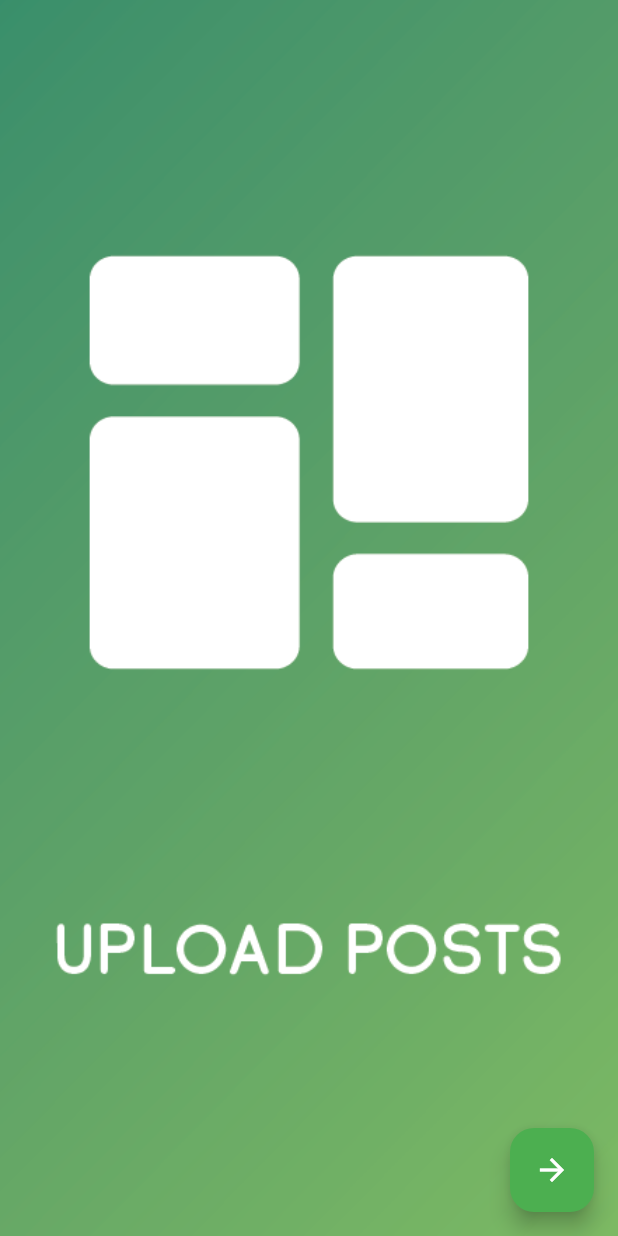
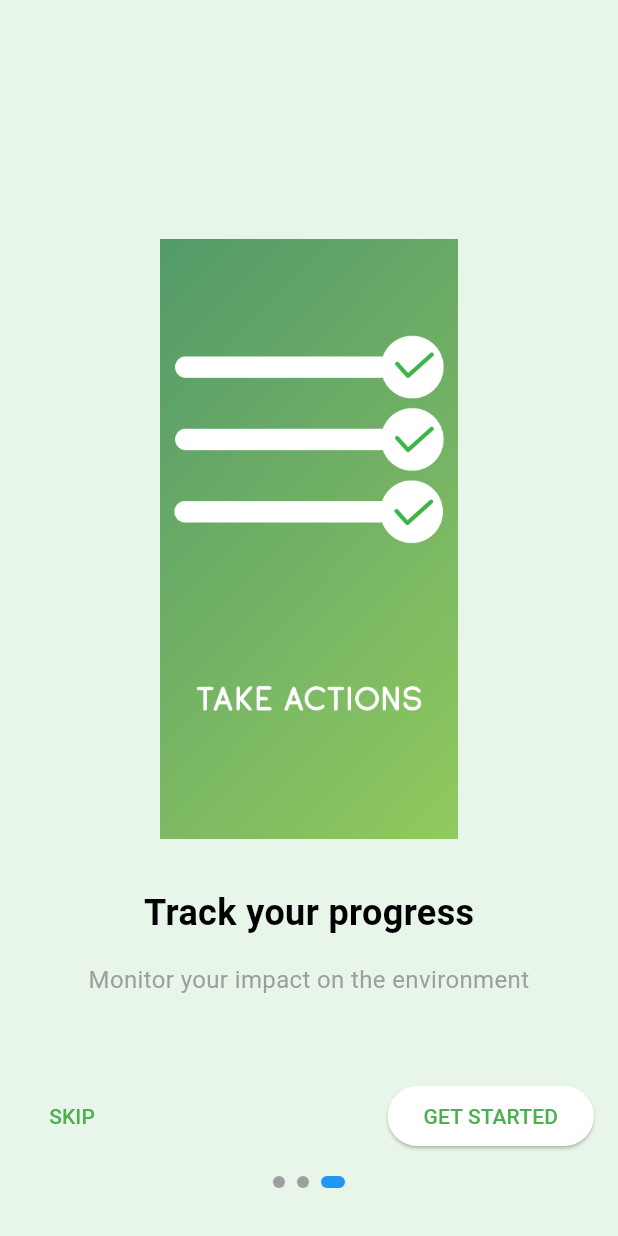
Before and after one commit to MrFDarcy/ecoflow, a Flutter app: the screen it shows after launch, swiped to page 3, on a phone screen of 412 x 824 dp. Run offline on Flutter 3.47's test engine with Material 2 defaults, Android fonts, the phone set to English and light mode, and no system bars; drawn by our look-alikes of dynamic_color; our stand-ins replace charts_flutter, cloud_firestore, firebase_auth, firebase_core, firebase_storage, font_awesome_flutter and 7 more; missing offline and left inert: dart:ffi; accounts and stored records are empty.

Commit message:
Almost complete

```diff
--- /dev/null
+++ b/lib/screens/homescreen_oldcode.txt
@@ -0,0 +1,8 @@
+Remaining work:
+ - Add logo to HomeScreen
+ - Label each screen correctly
+ - Change the UI design of some of the widgets
+ - Change floating action button to add Text
+  - Recreate Login Screen
+  - clean the code
+  - clean the database
--- a/lib/screens/onboarding_screen.dart
+++ b/lib/screens/onboarding_screen.dart
@@ -1,50 +1,168 @@
 import 'package:flutter/material.dart';
 
 class OnboardingScreen extends StatefulWidget {
-  const OnboardingScreen({super.key});
+  const OnboardingScreen({Key? key}) : super(key: key);
 
   @override
-  State<OnboardingScreen> createState() => _OnboardingScreenState();
+  _OnboardingScreenState createState() => _OnboardingScreenState();
 }
 
 class _OnboardingScreenState extends State<OnboardingScreen> {
+  int _currentPageIndex = 0;
+  final PageController _pageController = PageController();
+
+  List<OnboardingPage> _pages = [
+    OnboardingPage(
+      title: 'Welcome to Ecoflow',
+      subtitle: 'Discover how to live sustainably',
+      imageAsset: 'assets/images/ecoflow_logo.png',
+    ),
+    OnboardingPage(
+      title: 'Reduce your carbon footprint',
+      subtitle: 'Learn how to lower your carbon emissions',
+      imageAsset: 'assets/images/onb2.png',
+    ),
+    OnboardingPage(
+      title: 'Track your progress',
+      subtitle: 'Monitor your impact on the environment',
+      imageAsset: 'assets/images/onb3.png',
+    ),
+  ];
+
   @override
   Widget build(BuildContext context) {
     return Scaffold(
-      floatingActionButton: FloatingActionButton(
-        onPressed: () {
-          Navigator.of(context).pushReplacementNamed('/loginredirect');
-        },
-        child: const Icon(Icons.arrow_forward),
+      body: Stack(
+        children: [
+          PageView(
+            controller: _pageController,
+            onPageChanged: (int index) {
+              setState(() {
+                _currentPageIndex = index;
+              });
+            },
+            children: _pages,
+          ),
+          Positioned(
+            bottom: 32.0,
+            left: 16.0,
+            right: 16.0,
+            child: Column(
+              crossAxisAlignment: CrossAxisAlignment.stretch,
+              children: [
+                Row(
+                  mainAxisAlignment: MainAxisAlignment.spaceBetween,
+                  children: [
+                    TextButton(
+                      onPressed: () {
+                        Navigator.of(context)
+                            .pushReplacementNamed('/loginredirect');
+                      },
+                      child: const Text('SKIP'),
+                    ),
+                    ElevatedButton(
+                      onPressed: () {
+                        if (_currentPageIndex == _pages.length - 1) {
+                          Navigator.of(context)
+                              .pushReplacementNamed('/loginredirect');
+                        } else {
+                          _pageController.nextPage(
+                            duration: const Duration(milliseconds: 400),
+                            curve: Curves.easeInOut,
+                          );
+                        }
+                      },
+                      child: _currentPageIndex == _pages.length - 1
+                          ? const Text('GET STARTED')
+                          : const Text('NEXT'),
+                    ),
+                  ],
+                ),
+                const SizedBox(height: 16.0),
+                Row(
+                  mainAxisAlignment: MainAxisAlignment.center,
+                  children: _buildPageIndicator(),
+                ),
+              ],
+            ),
+          ),
+        ],
       ),
-      body: // create a onboading screen with pageview with buttons at bottom for skip and next
+    );
+  }
 
-          PageView(
+  List<Widget> _buildPageIndicator() {
+    List<Widget> list = [];
+    for (int i = 0; i < _pages.length; i++) {
+      list.add(
+        i == _currentPageIndex ? _indicator(true) : _indicator(false),
+      );
+    }
+    return list;
+  }
+
+  Widget _indicator(bool isActive) {
+    return Container(
+      width: isActive ? 16.0 : 8.0,
+      height: 8.0,
+      margin: const EdgeInsets.symmetric(horizontal: 4.0),
+      decoration: BoxDecoration(
+        borderRadius: BorderRadius.circular(8.0),
+        color: isActive ? Colors.blue : Colors.grey,
+      ),
+    );
+  }
+}
+
+class OnboardingPage extends StatelessWidget {
+  final String title;
+  final String subtitle;
+  final String imageAsset;
+
+  const OnboardingPage({
+    required this.title,
+    required this.subtitle,
+    required this.imageAsset,
+  });
+
+  @override
+  Widget build(BuildContext context) {
+    return Container(
+      decoration: const BoxDecoration(
+        gradient: LinearGradient(
+          begin: Alignment.topCenter,
+          end: Alignment.bottomCenter,
+          colors: [
+            Color(0xFFE8F5E9),
+            Color(0xFFE8F5E9),
+          ],
+        ),
+      ),
+      child: Column(
+        mainAxisAlignment: MainAxisAlignment.center,
         children: [
-          Container(
-            child: Image.asset('assets/images/onb0.png',
-                fit: BoxFit.cover, width: double.infinity),
+          Image.asset(
+            imageAsset,
+            width: double.infinity,
+            height: 400.0,
           ),
-          Container(
-            child: Image.asset('assets/images/onb1.png',
-                fit: BoxFit.cover, width: double.infinity),
+          const SizedBox(height: 32.0),
+          Text(
+            title,
+            style: const TextStyle(
+              fontSize: 24.0,
+              fontWeight: FontWeight.bold,
+            ),
           ),
-          Container(
-            child: Image.asset('assets/images/onb2.png',
-                fit: BoxFit.cover, width: double.infinity),
+          const SizedBox(height: 16.0),
+          Text(
+            subtitle,
+            textAlign: TextAlign.center,
+            style: const TextStyle(
+              fontSize: 16.0,
+              color: Colors.grey,
+            ),
           ),
-          Container(
-            child: Image.asset('assets/images/onb3.png',
-                fit: BoxFit.cover, width: double.infinity),
-          ),
-          Container(
-            child: Image.asset('assets/images/onb4.png',
-                fit: BoxFit.cover, width: double.infinity),
-          ),
-          Container(
-            child: Image.asset('assets/images/onb5.png',
-                fit: BoxFit.cover, width: double.infinity),
-          )
         ],
       ),
     );
--- a/lib/utils/app_routes.dart
+++ b/lib/utils/app_routes.dart
@@ -4,6 +4,7 @@ import 'package:flutter/material.dart';
 
 import '../screens/action_details.dart';
 import '../screens/action_screen.dart';
+import '../screens/user_badges.dart';
 import '../screens/home_screen.dart';
 import '../screens/login_screen.dart';
 import '../screens/metrics_screen.dart';
@@ -31,6 +32,7 @@ var appRoutes = {
   // '/actiondetails': (context) => const ActionDetails(),
   '/metrics': (context) => const MetricsScreen(),
   '/profile': (context) => const ProfileScreen(),
+  '/userbadges': (context) => const UserBadges(),
 
   '/useractions': (context) => const UserActions(),
 };
```
Also changed, not shown: lib/models/badges.dart (added, +34 -0 lines), lib/screens/action_details.dart (+9 -9 lines), lib/screens/profile_screen.dart (+43 -5 lines), lib/screens/user_actions.dart (+7 -2 lines), lib/screens/user_badges.dart (added, +134 -0 lines), lib/widgets/login_buttons.dart (+14 -10 lines), assets/images/ecoflow_logo.png (added), lib/screens/badges.dart (deleted).
